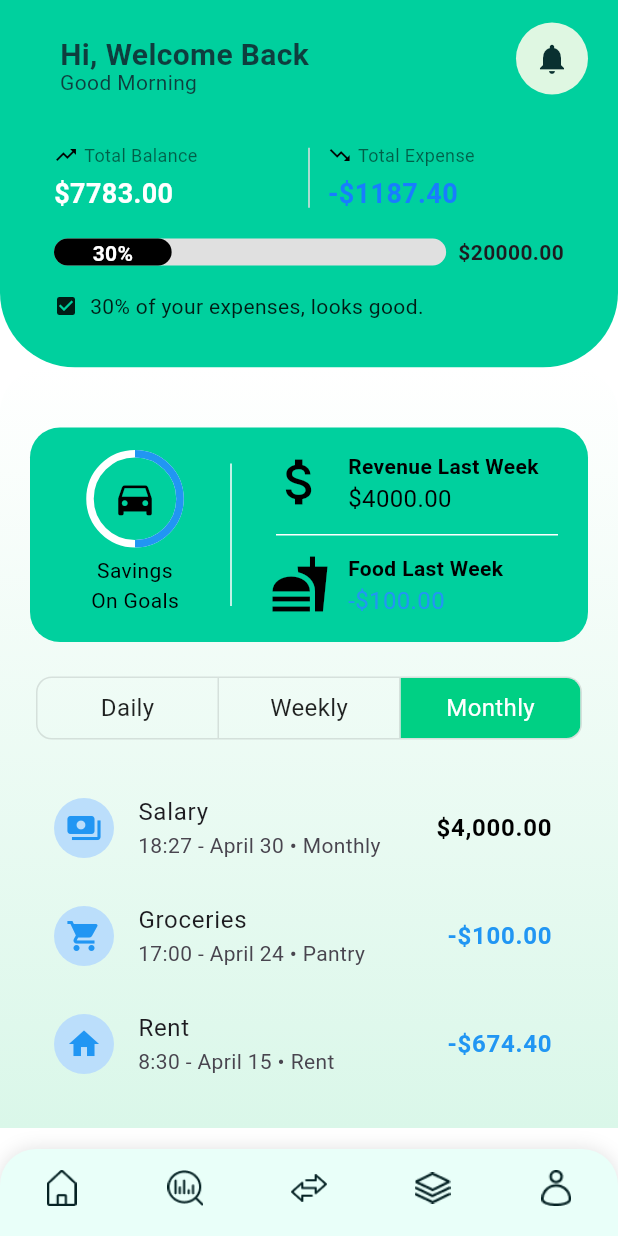
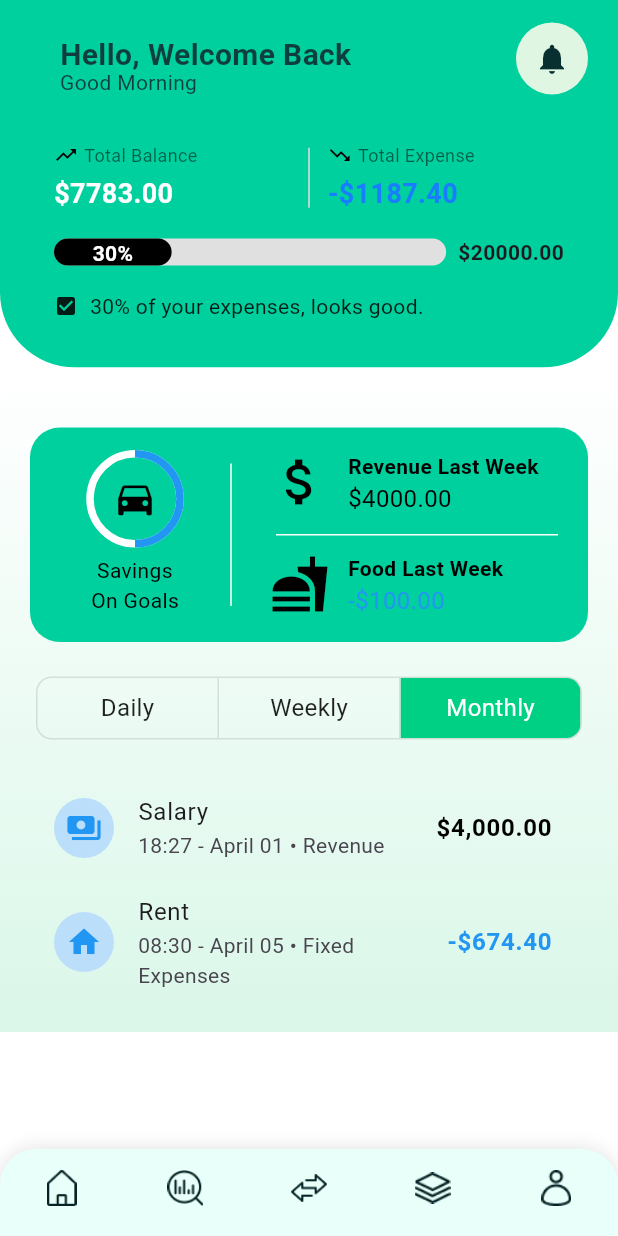
Before and after one commit to Crautor/Fintrack, a Flutter app: the HomePage screen opened by its route, on a phone screen of 412 x 824 dp. Run offline on Flutter 3.47's test engine with Material 3 defaults, Android fonts, the light colour scheme and no system bars.

Commit message:
Desenvolvimento da seção de datas da tela Home

```diff
--- a/lib/screens/home.dart
+++ b/lib/screens/home.dart
@@ -4,7 +4,6 @@ import 'package:fintrack/components/overviews/last_week_overview.dart';
 import 'package:fintrack/components/tables/transaction_section.dart';
 import 'package:fintrack/models/transaction_item_data.dart';
 import 'package:flutter/material.dart';
-import 'package:flutter/cupertino.dart';
 
 class HomePage extends StatefulWidget {
   const HomePage({super.key});
@@ -53,6 +52,75 @@ class _HomePageState extends State<HomePage> {
   final Color mainGreen = const Color(0xFF00D084);
   final Color lightGreen = const Color(0xFFDAF7E9);
   int selectedToggleIndex = 2;
+
+  final List<TransactionItemData> dailyTransactions = [
+    TransactionItemData(
+      icon: Icons.coffee,
+      label: "Coffee",
+      time: "08:30 - April 10",
+      category: "Food",
+      amount: "-\$4.50",
+      amountColor: Colors.blue,
+    ),
+    TransactionItemData(
+      icon: Icons.bus_alert,
+      label: "Bus",
+      time: "09:00 - April 10",
+      category: "Transport",
+      amount: "-\$3.20",
+      amountColor: Colors.blue,
+    ),
+  ];
+
+  final List<TransactionItemData> weeklyTransactions = [
+    TransactionItemData(
+      icon: Icons.shopping_cart,
+      label: "Supermarket",
+      time: "17:00 - April 08",
+      category: "Shopping",
+      amount: "-\$150.00",
+      amountColor: Colors.blue,
+    ),
+    TransactionItemData(
+      icon: Icons.restaurant,
+      label: "Lunch",
+      time: "12:30 - April 07",
+      category: "Restaurant",
+      amount: "-\$25.00",
+      amountColor: Colors.blue,
+    ),
+  ];
+
+  final List<TransactionItemData> monthlyTransactions = [
+    TransactionItemData(
+      icon: Icons.payments,
+      label: "Salary",
+      time: "18:27 - April 01",
+      category: "Revenue",
+      amount: "\$4,000.00",
+      amountColor: Colors.black,
+    ),
+    TransactionItemData(
+      icon: Icons.home,
+      label: "Rent",
+      time: "08:30 - April 05",
+      category: "Fixed Expenses",
+      amount: "-\$674.40",
+      amountColor: Colors.blue,
+    ),
+  ];
+
+  List<TransactionItemData> getSelectedTransactions() {
+    switch (selectedToggleIndex) {
+      case 0:
+        return dailyTransactions;
+      case 1:
+        return weeklyTransactions;
+      case 2:
+      default:
+        return monthlyTransactions;
+    }
+  }
 
   @override
   Widget build(BuildContext context) {
@@ -127,7 +195,7 @@ class _HomePageState extends State<HomePage> {
         child: Column(
           children: [
             const DefaultHeader(
-              title: 'Hi, Welcome Back',
+              title: 'Hello, Welcome Back',
               subtitle: 'Good Morning',
               isBackButtonVisible: false,
               child: GeneralOverview(
@@ -168,37 +236,11 @@ class _HomePageState extends State<HomePage> {
                       (index) => index == selectedToggleIndex,
                     ),
                     onToggle: (index) {
-                      print("Selected index: $index");
                       setState(() {
                         selectedToggleIndex = index;
                       });
                     },
-                    transactions: [
-                      TransactionItemData(
-                        icon: Icons.payments,
-                        label: "Salary",
-                        time: "18:27 - April 30",
-                        category: "Monthly",
-                        amount: "\$4,000.00",
-                        amountColor: Colors.black,
-                      ),
-                      TransactionItemData(
-                        icon: Icons.shopping_cart,
-                        label: "Groceries",
-                        time: "17:00 - April 24",
-                        category: "Pantry",
-                        amount: "-\$100.00",
-                        amountColor: Colors.blue,
-                      ),
-                      TransactionItemData(
-                        icon: Icons.home,
-                        label: "Rent",
-                        time: "8:30 - April 15",
-                        category: "Rent",
-                        amount: "-\$674.40",
-                        amountColor: Colors.blue,
-                      ),
-                    ],
+                    transactions: getSelectedTransactions(),
                   ),
                 ],
               ),
```
